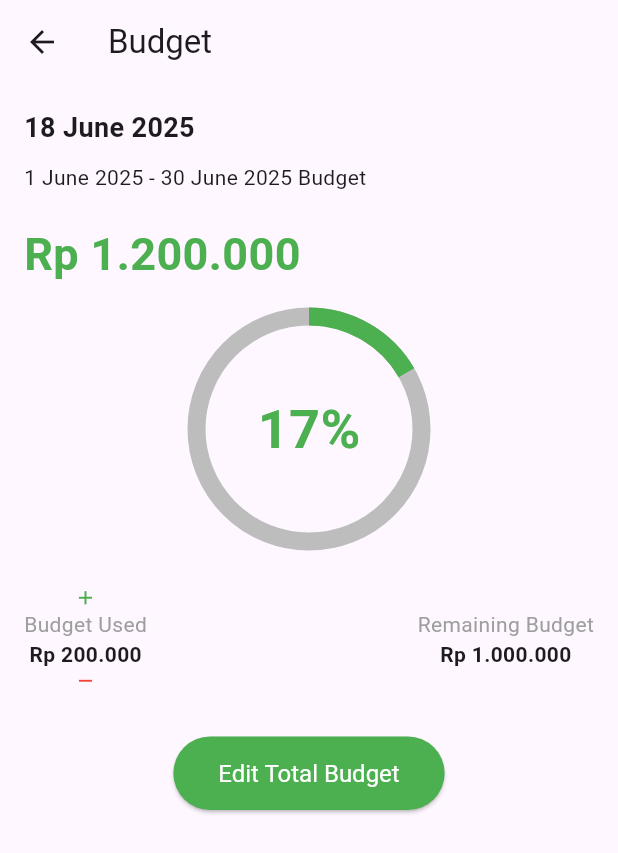
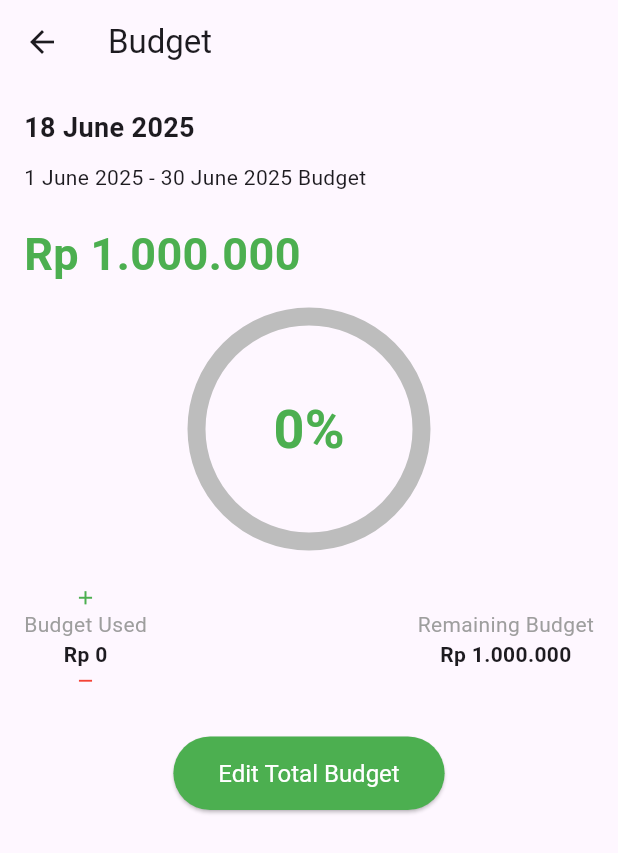
Before and after one commit to Wilkinsonemily/Fridgify_, a Flutter app: the HomeScreen screen opened by its route, after a tap on an icon or button, on a phone screen of 412 x 824 dp. Shown: the top 853 px of the screen. Run offline on Flutter 3.47's test engine with Material 3 defaults, Android fonts, the phone set to English and light mode, and no system bars; our stand-ins replace image_picker; missing offline and left inert: barcode_scan2; statements that could not run were skipped.

Commit message:
Update home_screen.dart

```diff
--- a/lib/screens/home_screen.dart
+++ b/lib/screens/home_screen.dart
@@ -20,7 +20,7 @@ class HomeScreen extends StatefulWidget {
 
 class _HomeScreenState extends State<HomeScreen> {
   double remainingBudget = 1000000.00;
-  double usedBudget = 200000.00;
+  double usedBudget = 0.00;
   int _currentIndex = 0;
   final List<Product> _products = [];
 
@@ -36,41 +36,6 @@ class _HomeScreenState extends State<HomeScreen> {
     final formatter = NumberFormat.simpleCurrency(locale: 'id_ID', name: 'Rp ');
     return formatter.format(value).replaceAll(",00", "");
   }
-
-  // void _addProductToInventory(
-  //   String name,
-  //   String expirationDate,
-  //   String price,
-  //   File? image,
-  //   String currency,
-  //   String addedOn,
-  // ) {
-  //   if (!mounted) return;
-  //   setState(() {
-  //     // Check if product already exists
-  //     Product? existingProduct = _products.firstWhereOrNull(
-  //       (product) => product.name == name && product.addedOn == addedOn,
-  //     );
-  //     if (existingProduct != null) {
-  //       // Update existing product
-  //       existingProduct.isInInventory = true;
-  //     } else {
-  //       // Add new product
-  //       _products.add(
-  //         Product(
-  //           name: name,
-  //           expirationDate: expirationDate,
-  //           price: price,
-  //           image: image,
-  //           currency: currency,
-  //           checked: false,
-  //           isInInventory: true,
-  //           addedOn: addedOn,
-  //         ),
-  //       );
-  //     }
-  //   });
-  // }
 
   void _addProductToInventory(
     String name,
@@ -104,7 +69,7 @@ class _HomeScreenState extends State<HomeScreen> {
       }
     });
 
-    // 1. Simpan ke file inventory
+    // Simpan ke file inventory.json
     final item = InventoryItem(
       name: name,
       expirationDate: expirationDate,
@@ -115,17 +80,18 @@ class _HomeScreenState extends State<HomeScreen> {
     );
     await InventoryManager.addItem(item);
 
-    // 2. Hitung total belanja dari semua item di inventory
+    // Hitung total pengeluaran
     final allItems = await InventoryManager.loadInventory();
     double totalSpent = 0;
     for (var i in allItems) {
       totalSpent += double.tryParse(i.price) ?? 0;
     }
 
-  // 3. Load existing budget summary (jika ada)
+    // Ambil budget lama (jika ada)
     final oldSummary = await BudgetManager.loadSummary();
     final double initialBudget = oldSummary?.initialBudget ?? 1000000.0;
 
+    // Simpan summary baru
     final summary = BudgetSummary(
       totalSpent: totalSpent,
       numItems: allItems.length,
@@ -137,7 +103,7 @@ class _HomeScreenState extends State<HomeScreen> {
 
     await BudgetManager.saveSummary(summary);
 
-  // 4. Update UI budget di Home
+    // Update UI
     if (mounted) {
       setState(() {
         usedBudget = totalSpent;
@@ -153,60 +119,6 @@ class _HomeScreenState extends State<HomeScreen> {
     });
   }
 
-  @override
-  Widget build(BuildContext context) {
-    final List<Widget> pages = [
-      HomePage(
-        remainingBudget: remainingBudget,
-        usedBudget: usedBudget,
-        updateBudget: updateBudget,
-      ),
-      InventoryScreen(
-        inventoryList: _products,
-        onProductAdded: _addProductToInventory,
-      ),
-      ScannerScreen(onProductAdded: _addProductToInventory),
-      ListScreen(
-        productList: _products,
-        addProductToInventory: _addProductToInventory,
-      ),
-      UserScreen(),
-    ];
-
-    return Scaffold(
-      body: pages[_currentIndex],
-      bottomNavigationBar: BottomNavigationBar(
-        items: [
-          const BottomNavigationBarItem(
-            icon: Icon(Icons.home),
-            label: 'Home'
-          ),
-          const BottomNavigationBarItem(
-            icon: Icon(Icons.inventory),
-            label: 'Inventory'
-          ),
-          const BottomNavigationBarItem(
-            icon: Icon(Icons.add, size: 40, color: Colors.green),
-            label: ''
-          ),
-          const BottomNavigationBarItem(
-            icon: Icon(Icons.list),
-            label: 'List'
-          ),
-          const BottomNavigationBarItem(
-            icon: Icon(Icons.account_circle),
-            label: 'User'
-          ),
-        ],
-        type: BottomNavigationBarType.fixed,
-        currentIndex: _currentIndex,
-        backgroundColor: Colors.white,
-        selectedItemColor: Colors.green,
-        unselectedItemColor: Colors.grey,
-        onTap: _onItemTapped,
-      ),
-    );
-  }
   Future<void> loadProductsFromJson() async {
     final items = await InventoryManager.loadInventory();
 
@@ -225,15 +137,75 @@ class _HomeScreenState extends State<HomeScreen> {
         addedOn: item.addedOn,
       )));
     });
+
+    // Load budget summary juga saat start
+    final summary = await BudgetManager.loadSummary();
+    if (summary != null && mounted) {
+      setState(() {
+        usedBudget = summary.totalSpent;
+        remainingBudget = summary.initialBudget - summary.totalSpent;
+      });
     }
+  }
+
   @override
   void initState() {
     super.initState();
-    loadProductsFromJson(); // load saat app dibuka
+    BudgetManager.initializeBudgetIfNeeded().then((_) {
+      loadProductsFromJson(); // ⬅️ ini tetap jalan setelah budget diinisialisasi
+    });
   }
 
+  @override
+  Widget build(BuildContext context) {
+    final List<Widget> pages = [
+      HomePage(
+        remainingBudget: remainingBudget,
+        usedBudget: usedBudget,
+        updateBudget: updateBudget,
+      ),
+      InventoryScreen(
+        inventoryList: _products,
+        onProductAdded: _addProductToInventory,
+        onInventoryChanged: loadProductsFromJson,
+      ),
+      ScannerScreen(onProductAdded: _addProductToInventory),
+      ListScreen(
+        productList: _products,
+        addProductToInventory: _addProductToInventory,
+      ),
+      const UserScreen(),
+    ];
+
+    return Scaffold(
+      body: pages[_currentIndex],
+      bottomNavigationBar: BottomNavigationBar(
+        items: const [
+          BottomNavigationBarItem(
+              icon: Icon(Icons.home), label: 'Home'),
+          BottomNavigationBarItem(
+              icon: Icon(Icons.inventory), label: 'Inventory'),
+          BottomNavigationBarItem(
+              icon: Icon(Icons.add, size: 40, color: Colors.green), label: ''),
+          BottomNavigationBarItem(
+              icon: Icon(Icons.list), label: 'List'),
+          BottomNavigationBarItem(
+              icon: Icon(Icons.account_circle), label: 'User'),
+        ],
+        type: BottomNavigationBarType.fixed,
+        currentIndex: _currentIndex,
+        backgroundColor: Colors.white,
+        selectedItemColor: Colors.green,
+        unselectedItemColor: Colors.grey,
+        onTap: _onItemTapped,
+      ),
+    );
+  }
 }
 
+// =====================
+// HALAMAN HOME
+// =====================
 class HomePage extends StatelessWidget {
   final double remainingBudget;
   final double usedBudget;
@@ -322,15 +294,9 @@ class HomePage extends StatelessWidget {
   }
 }
 
-extension ListExtensions<T> on List<T> {
-  T? firstWhereOrNull(bool Function(T) test) {
-    for (var element in this) {
-      if (test(element)) return element;
-    }
-    return null;
-  }
-}
-
+// =====================
+// MODEL PRODUK LOKAL
+// =====================
 class Product {
   String name;
   String expirationDate;
@@ -352,3 +318,15 @@ class Product {
     required this.image,
   });
 }
+
+// =====================
+// EXTENSION HELPER
+// =====================
+extension ListExtensions<T> on List<T> {
+  T? firstWhereOrNull(bool Function(T) test) {
+    for (var element in this) {
+      if (test(element)) return element;
+    }
+    return null;
+  }
+}
```
Lines whose indentation alone changed are shown as unchanged.
